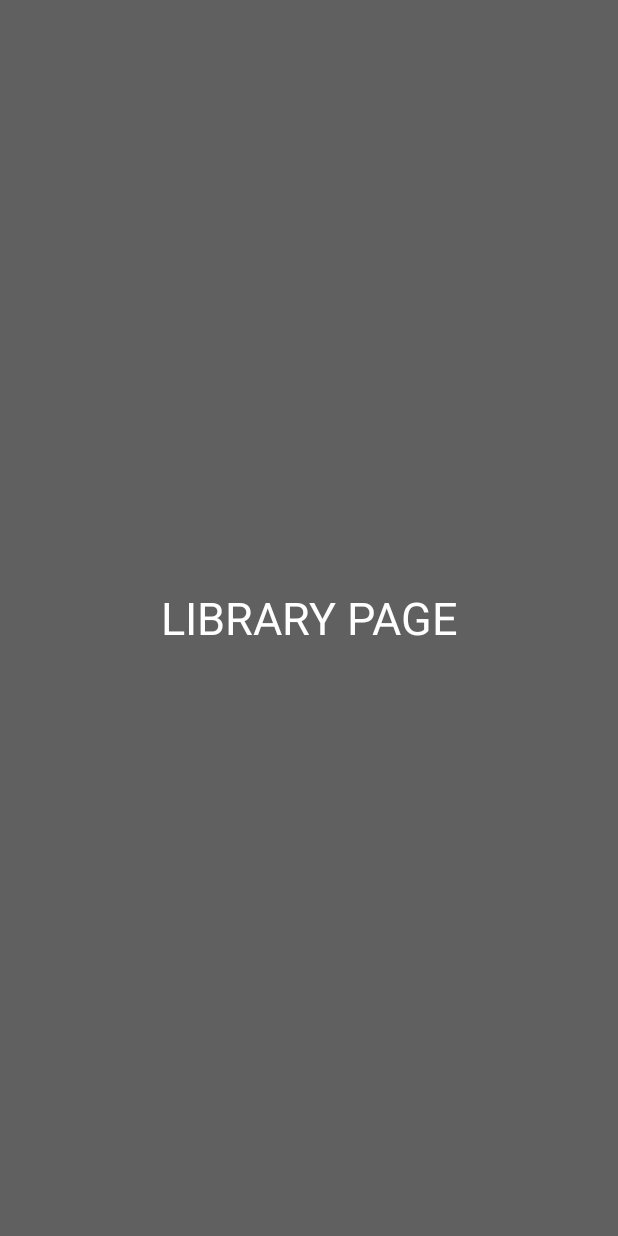
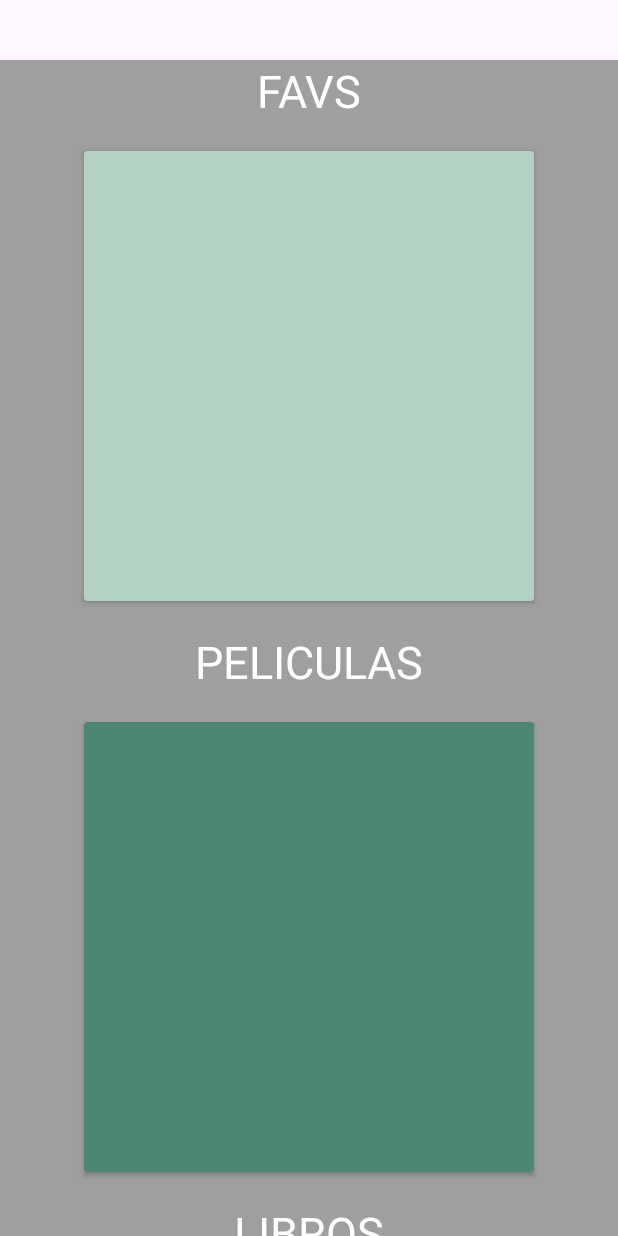
Before and after one commit to angelmtnzz/Warden, an Android app built with Jetpack Compose: the fragment LibraryFragment shown on its own in the app's theme, on a phone screen of 412 x 824 dp. Run offline under Robolectric (Android 15) with nearby library versions, the phone set to English and light mode, and no system bars; 1 statement that could not run was skipped.

Commit message:
ventana de library creada con scroll

```diff
--- a/app/src/main/java/vistas/LibraryFragment.kt
+++ b/app/src/main/java/vistas/LibraryFragment.kt
@@ -25,7 +25,7 @@ class LibraryFragment : Fragment(R.layout.fragment_library) {
     ): View? {
         // Inflate the layout for this fragment
 
-        binding.tvTexto.text = "Fragment Library"
+        //binding.tvTexto.text = "Fragment Library"
 
         return inflater.inflate(R.layout.fragment_library, container, false)
     }
--- a/app/src/main/res/layout/activity_main.xml
+++ b/app/src/main/res/layout/activity_main.xml
@@ -11,15 +11,14 @@
         android:id="@+id/nav_host_fragment"
         android:name="androidx.navigation.fragment.NavHostFragment"
         android:layout_width="match_parent"
-        android:layout_height="match_parent"
+        android:layout_height="0dp"
         app:defaultNavHost="true"
-        app:layout_constraintBottom_toBottomOf="@id/bottomNavigationView"
+        app:layout_constraintBottom_toTopOf="@id/bottomNavigationView"
         app:layout_constraintEnd_toEndOf="parent"
-        app:layout_constraintHorizontal_bias="1.0"
+        app:layout_constraintHorizontal_bias="0.0"
         app:layout_constraintStart_toStartOf="parent"
         app:layout_constraintTop_toTopOf="parent"
-
-        app:layout_constraintVertical_bias="0.031"
+        app:layout_constraintVertical_bias="0.0"
         app:navGraph="@navigation/nav" />
 
     <com.google.android.material.bottomnavigation.BottomNavigationView
--- a/app/src/main/res/layout/fragment_library.xml
+++ b/app/src/main/res/layout/fragment_library.xml
@@ -1,17 +1,78 @@
-<FrameLayout xmlns:android="http://schemas.android.com/apk/res/android"
+<androidx.core.widget.NestedScrollView xmlns:android="http://schemas.android.com/apk/res/android"
     xmlns:tools="http://schemas.android.com/tools"
     android:layout_width="match_parent"
     android:layout_height="match_parent"
-    tools:context="vistas.LibraryFragment">
+    tools:context="vistas.LibraryFragment"
+    android:background="@color/color7G"
+    android:layout_marginTop="40dp">
+    <androidx.appcompat.widget.LinearLayoutCompat
+        android:layout_width="match_parent"
+        android:layout_height="wrap_content"
+        android:orientation="vertical">
+        <TextView
+            android:id="@+id/tvFavoritos"
+            android:layout_width="match_parent"
+            android:layout_height="match_parent"
+            android:text="FAVS"
+            android:gravity="center"
+            android:textColor="@color/white"
+            android:textSize="30sp"/>
+        <androidx.cardview.widget.CardView
+            android:id="@+id/cvFavoritos"
+            android:layout_width="300dp"
+            android:layout_height="300dp"
+            android:layout_marginTop="20dp"
+            android:layout_marginBottom="20dp"
+            android:backgroundTint="@color/color01"
+            android:layout_gravity="center"/>
+        <TextView
+            android:id="@+id/tvPeliculas"
+            android:layout_width="match_parent"
+            android:layout_height="match_parent"
+            android:text="PELICULAS"
+            android:gravity="center"
+            android:textColor="@color/white"
+            android:textSize="30sp"/>
+        <androidx.cardview.widget.CardView
+            android:id="@+id/cvPeliculas"
+            android:layout_width="300dp"
+            android:layout_height="300dp"
+            android:layout_marginTop="20dp"
+            android:layout_marginBottom="20dp"
+            android:backgroundTint="@color/color02"
+            android:layout_gravity="center"/>
+        <TextView
+            android:id="@+id/tvlibros"
+            android:layout_width="match_parent"
+            android:layout_height="match_parent"
+            android:text="LIBROS"
+            android:gravity="center"
+            android:textColor="@color/white"
+            android:textSize="30sp"/>
+        <androidx.cardview.widget.CardView
+            android:id="@+id/cvlibros"
+            android:layout_width="300dp"
+            android:layout_height="300dp"
+            android:layout_marginTop="20dp"
+            android:layout_marginBottom="20dp"
+            android:backgroundTint="@color/color03"
+            android:layout_gravity="center"/>
+        <TextView
+            android:id="@+id/tvSeries"
+            android:layout_width="match_parent"
+            android:layout_height="match_parent"
+            android:text="SERIES"
+            android:gravity="center"
+            android:textColor="@color/white"
+            android:textSize="30sp"/>
+        <androidx.cardview.widget.CardView
+            android:id="@+id/cvSeries"
+            android:layout_width="300dp"
+            android:layout_height="300dp"
+            android:layout_marginTop="20dp"
+            android:layout_marginBottom="20dp"
+            android:backgroundTint="@color/color4"
+            android:layout_gravity="center"/>
+    </androidx.appcompat.widget.LinearLayoutCompat>
 
-    <TextView
-        android:id="@+id/tvTexto"
-        android:layout_width="match_parent"
-        android:layout_height="match_parent"
-        android:text="LIBRARY PAGE"
-        android:gravity="center"
-        android:textColor="@color/white"
-        android:textSize="30dp"
-        android:background="@color/fragmentBackground"/>
-
-</FrameLayout>
+</androidx.core.widget.NestedScrollView>
--- a/app/src/main/res/layout/fragment_main_page.xml
+++ b/app/src/main/res/layout/fragment_main_page.xml
@@ -6,14 +6,29 @@
     tools:context="vistas.MainPageFragment"
     android:orientation="vertical"
     android:layout_gravity="top">
+
+    <TextView
+        android:id="@+id/tvBienvenida"
+        android:layout_width="wrap_content"
+        android:layout_height="wrap_content"
+        app:layout_constraintStart_toStartOf="parent"
+        app:layout_constraintEnd_toEndOf="parent"
+        app:layout_constraintTop_toTopOf="parent"
+        android:layout_marginStart="20dp"
+        android:layout_marginTop="40dp"
+        android:text="@string/Bienvenida"
+        android:textStyle="bold"
+        android:textSize="30dp"
+        />
+
     <TextView
         android:id="@+id/tvRecomendado"
         android:layout_width="wrap_content"
         android:layout_height="wrap_content"
         app:layout_constraintStart_toStartOf="parent"
-        app:layout_constraintTop_toTopOf="parent"
+        app:layout_constraintTop_toTopOf="@id/tvBienvenida"
         android:layout_marginStart="20dp"
-        android:layout_marginTop="20dp"
+        android:layout_marginTop="40dp"
         android:text="@string/Recomendaciones"
         android:textStyle="bold"
         android:textSize="20dp"/>
--- a/app/src/main/res/menu/bottom_navigation_menu.xml
+++ b/app/src/main/res/menu/bottom_navigation_menu.xml
@@ -11,13 +11,14 @@
         android:icon="@drawable/icon_library_noselected"
         android:title="@string/Library"/>
     <item
+        android:id="@+id/ConfigurationFragment"
+        android:enabled="true"
+        android:icon="@drawable/icon_search_noselected"
+        android:title="@string/Search"/>
+    <item
         android:id="@+id/ProfileFragment"
         android:enabled="true"
         android:icon="@drawable/icon_profile_noselected"
         android:title="@string/Profile"/>
-    <item
-        android:id="@+id/ConfigurationFragment"
-        android:enabled="true"
-        android:icon="@drawable/icon_search_noselected"
-        android:title="@string/Search"/>
+
 </menu>
--- a/app/src/main/res/values/strings.xml
+++ b/app/src/main/res/values/strings.xml
@@ -7,6 +7,8 @@
     <string name="Profile">Profile</string>
     <string name="text_label_5">Page 5</string>
 
+    <!---FragmentMainPage-->
     <string name="Recomendaciones">Recomendaciones</string>
+    <string name="Bienvenida">Bienvenido Usuario</string>
 
 </resources>
--- a/app/src/main/res/values/themes.xml
+++ b/app/src/main/res/values/themes.xml
@@ -1,5 +1,8 @@
 <?xml version="1.0" encoding="utf-8"?>
 <resources>
 
-    <style name="Theme.Warden" parent="Theme.Material3.Light.NoActionBar" />
+    <style name="Theme.Warden" parent="Theme.Material3.Light.NoActionBar">
+        <item name="colorPrimary">@color/color01</item>
+        <item name="android:windowTranslucentStatus">true</item>
+    </style>
 </resources>
```
